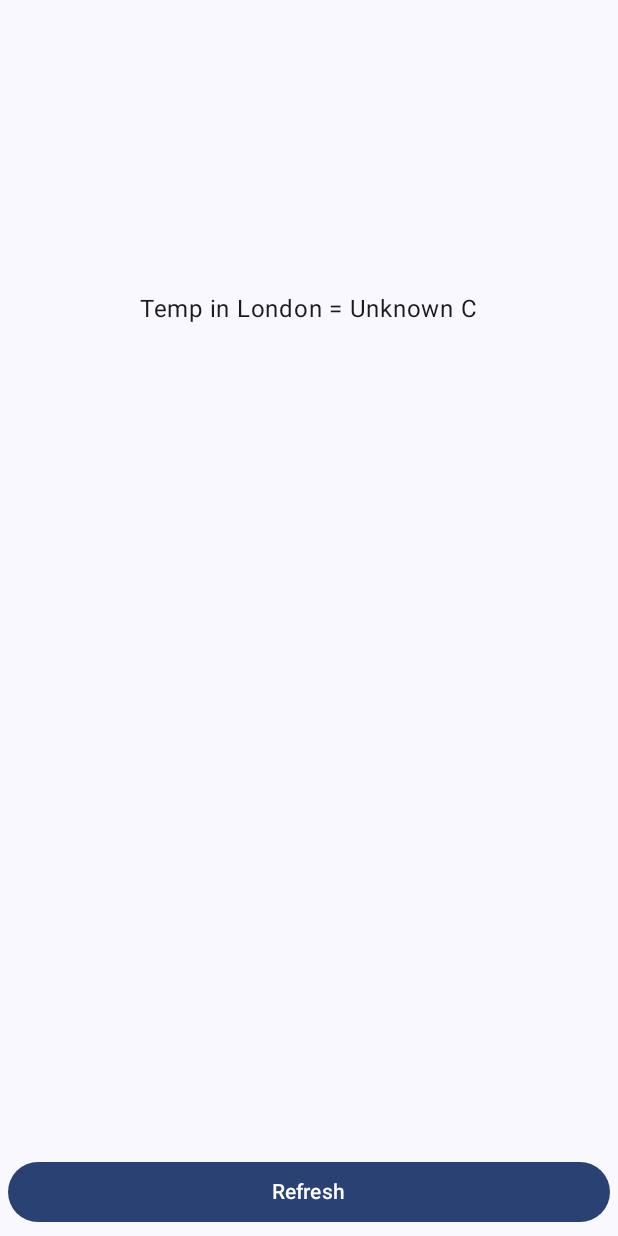
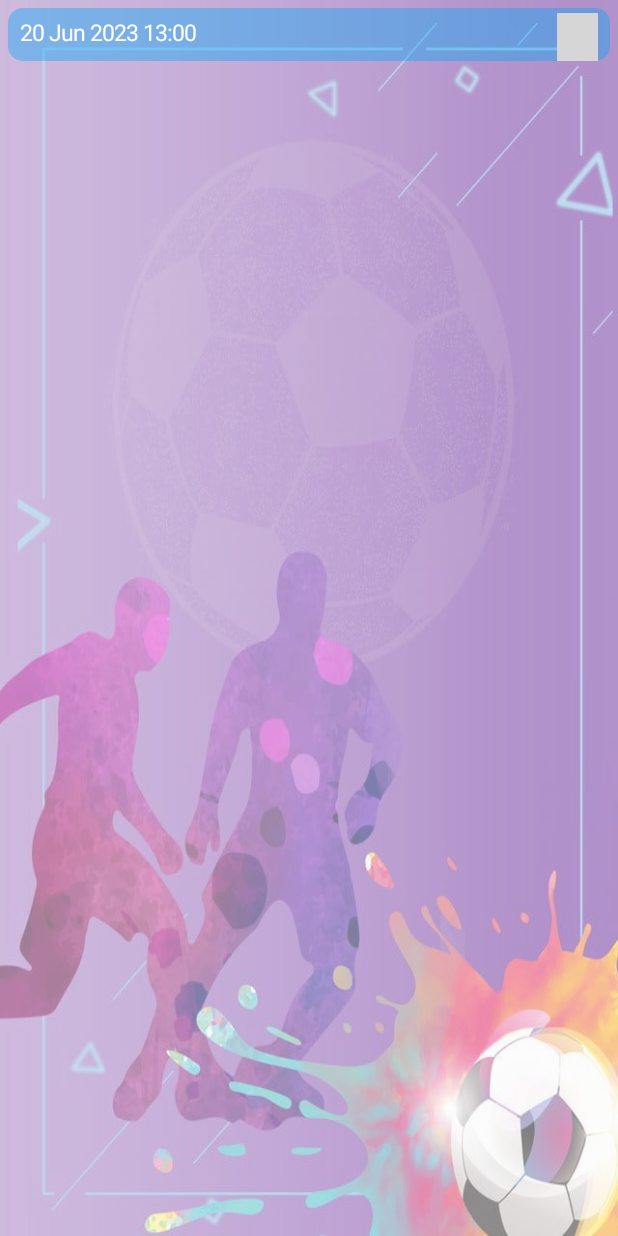
Before and after one commit to Shevy-D/ComposeLessonYouTube, an Android app built with Jetpack Compose: the screen it shows after launch (MainActivity), on a phone screen of 412 x 824 dp. Run offline under Robolectric (Android 15) with nearby library versions, the phone set to English and light mode, and no system bars; our stand-ins replace Volley; pictures from the network do not load; grey boxes are pictures that could not be loaded.

Commit message:
Lesson 9. The Forecast app part 2

```diff
--- a/app/build.gradle.kts
+++ b/app/build.gradle.kts
@@ -51,6 +51,8 @@ android {
 
 dependencies {
 
+    implementation("io.coil-kt:coil-compose:2.4.0")
+
     implementation("androidx.core:core-ktx:1.9.0")
     implementation("androidx.lifecycle:lifecycle-runtime-ktx:2.6.1")
     implementation("androidx.activity:activity-compose:1.7.0")
--- a/app/src/main/java/com/shevy/composelessonyoutube/MainActivity.kt
+++ b/app/src/main/java/com/shevy/composelessonyoutube/MainActivity.kt
@@ -25,6 +25,7 @@ import androidx.compose.ui.unit.dp
 import com.android.volley.Request
 import com.android.volley.toolbox.StringRequest
 import com.android.volley.toolbox.Volley
+import com.shevy.composelessonyoutube.ui.screens.MainScreen
 import com.shevy.composelessonyoutube.ui.theme.ComposeLessonYouTubeTheme
 import org.json.JSONObject
 
@@ -36,12 +37,13 @@ class MainActivity : ComponentActivity() {
         super.onCreate(savedInstanceState)
         setContent {
             ComposeLessonYouTubeTheme {
-                Surface(
-                    modifier = Modifier.fillMaxSize(),
-                    color = MaterialTheme.colorScheme.background
-                ) {
-                    Greeting("London", this@MainActivity)
-                }
+                MainScreen()
+                /*                Surface(
+                                    modifier = Modifier.fillMaxSize(),
+                                    color = MaterialTheme.colorScheme.background
+                                ) {
+                                    Greeting("London", this@MainActivity)
+                                }*/
             }
         }
     }
--- /dev/null
+++ b/app/src/main/java/com/shevy/composelessonyoutube/ui/screens/MainScreen.kt
@@ -0,0 +1,78 @@
+package com.shevy.composelessonyoutube.ui.screens
+
+import androidx.compose.foundation.Image
+import androidx.compose.foundation.layout.Arrangement
+import androidx.compose.foundation.layout.Column
+import androidx.compose.foundation.layout.Row
+import androidx.compose.foundation.layout.fillMaxSize
+import androidx.compose.foundation.layout.fillMaxWidth
+import androidx.compose.foundation.layout.padding
+import androidx.compose.foundation.layout.size
+import androidx.compose.foundation.shape.RoundedCornerShape
+import androidx.compose.material3.Card
+import androidx.compose.material3.CardDefaults
+import androidx.compose.material3.Text
+import androidx.compose.material3.contentColorFor
+import androidx.compose.runtime.Composable
+import androidx.compose.ui.Alignment
+import androidx.compose.ui.Modifier
+import androidx.compose.ui.draw.alpha
+import androidx.compose.ui.graphics.Color
+import androidx.compose.ui.layout.ContentScale
+import androidx.compose.ui.res.painterResource
+import androidx.compose.ui.text.TextStyle
+import androidx.compose.ui.tooling.preview.Preview
+import androidx.compose.ui.unit.dp
+import androidx.compose.ui.unit.sp
+import coil.compose.AsyncImage
+import com.shevy.composelessonyoutube.R
+import com.shevy.composelessonyoutube.ui.theme.BlueLight
+
+@Preview(showBackground = true)
+@Composable
+fun MainScreen() {
+    Image(
+        painter = painterResource(id = R.drawable.weather_bg),
+        contentDescription = "im1",
+        modifier = Modifier
+            .fillMaxSize()
+            .alpha(0.5f),
+        contentScale = ContentScale.FillBounds
+    )
+    Column(
+        modifier = Modifier
+            .fillMaxSize()
+            .padding(5.dp)
+    ) {
+        Card(
+            modifier = Modifier.fillMaxWidth(),
+            colors = CardDefaults.cardColors(BlueLight),
+            elevation = CardDefaults.cardElevation(0.dp),
+            shape = RoundedCornerShape(10.dp)
+        ) {
+            Column(
+                modifier = Modifier.fillMaxWidth(),
+                horizontalAlignment = Alignment.CenterHorizontally
+            ) {
+                Row(
+                    modifier = Modifier.fillMaxWidth(),
+                    horizontalArrangement = Arrangement.SpaceBetween
+                ) {
+                    Text(
+                        modifier = Modifier.padding(top = 8.dp, start = 8.dp),
+                        text = "20 Jun 2023 13:00",
+                        style = TextStyle(fontSize = 15.sp),
+                        color = Color.White
+                    )
+                    AsyncImage(
+                        model = "https://cdn.weatherapi.com/weather/64x64/day/116.png",
+                        contentDescription = "im2",
+                        modifier = Modifier
+                            .size(35.dp)
+                            .padding(top = 3.dp, end = 8.dp)
+                    )
+                }
+            }
+        }
+    }
+}
--- a/app/src/main/java/com/shevy/composelessonyoutube/ui/theme/Color.kt
+++ b/app/src/main/java/com/shevy/composelessonyoutube/ui/theme/Color.kt
@@ -6,6 +6,7 @@ val Purple80 = Color(0xFFD0BCFF)
 val PurpleGrey80 = Color(0xFFCCC2DC)
 val Pink80 = Color(0xFFEFB8C8)
 val Green80 = Color(0xFFE8F5E9)
+val BlueLight   = Color(0x6603A9F4)
 
 val Purple40 = Color(0xFF6650a4)
 val PurpleGrey40 = Color(0xFF625b71)
```
Also changed, not shown: app/src/main/res/drawable-nodpi/weather_bg.jpeg (added).
